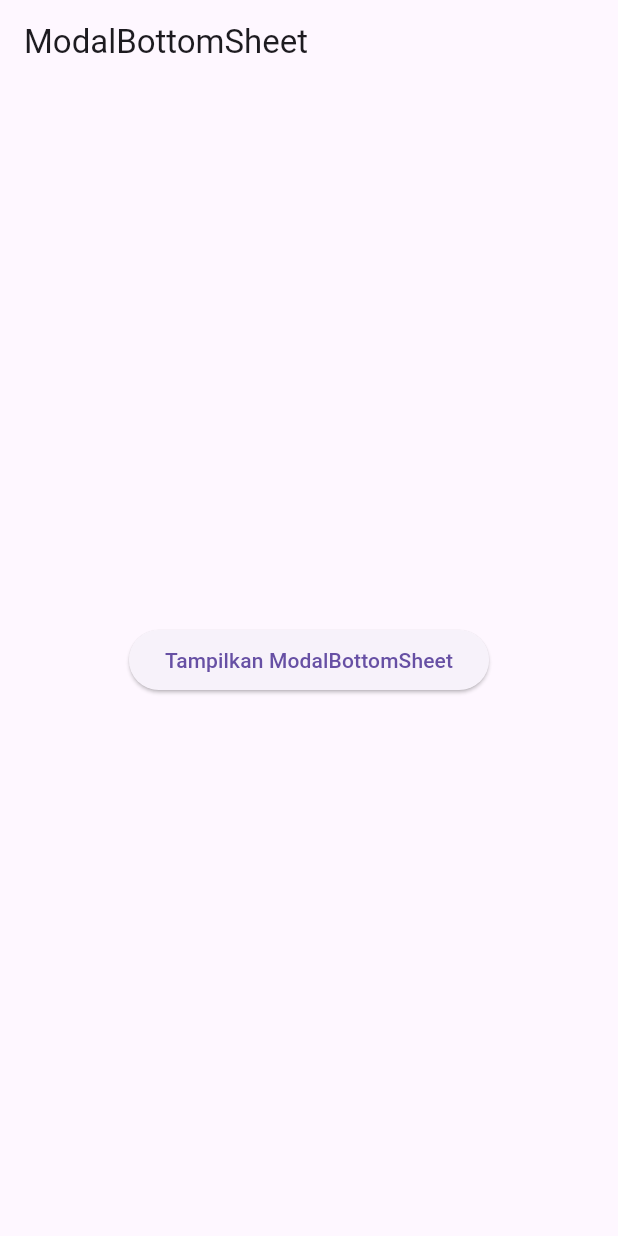
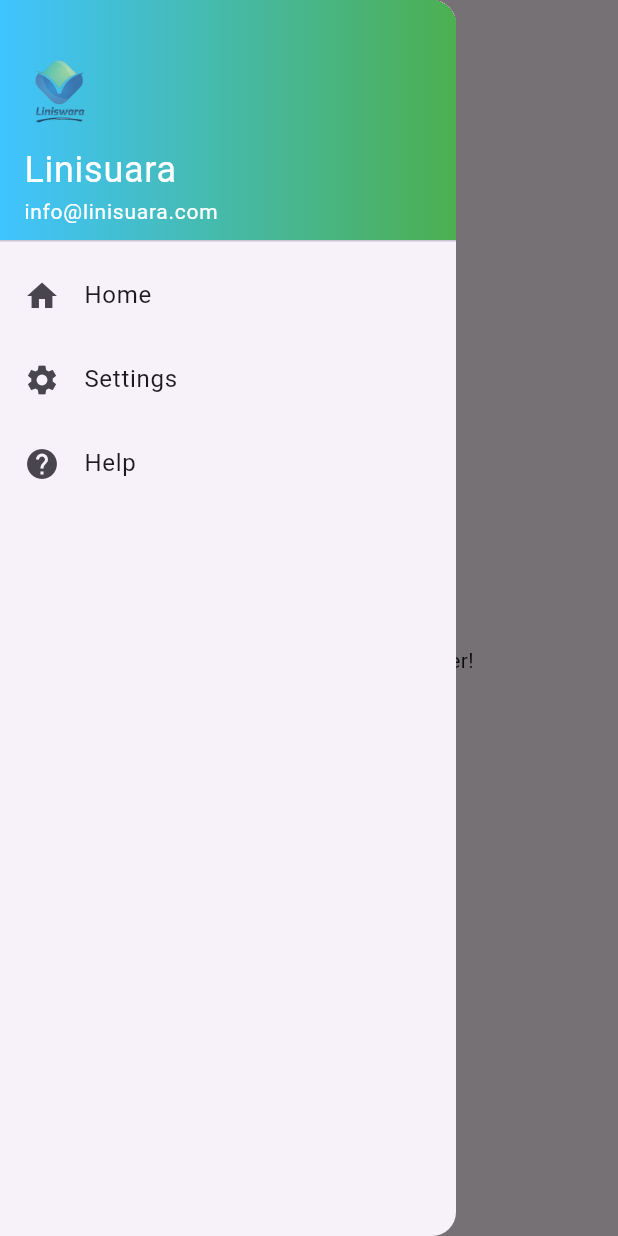
Before and after one commit to kusmadi/linisuara, a Flutter app: the screen it shows after launch, with the side drawer open (before the commit the screen has no drawer), on a phone screen of 412 x 824 dp. Run offline on Flutter 3.47's test engine with Material 3 defaults, Android fonts, the phone set to English and light mode, and no system bars.

Commit message:
linisuara

```diff
--- a/lib/main.dart
+++ b/lib/main.dart
@@ -1,6 +1,5 @@
 import 'package:flutter/material.dart';
-import 'package:linisuara/widget_interaktif_navigasi/modal_bottom_sheet_widget.dart';
-import 'package:linisuara/widget_ui_ayout/icon_widget.dart';
+import 'package:linisuara/widget_ui_ayout/drawer_header_widget.dart';
 
 void main() {
   runApp(const MyApp());
@@ -17,7 +16,7 @@ class MyApp extends StatelessWidget {
         colorScheme: ColorScheme.fromSeed(seedColor: Colors.deepPurple),
         useMaterial3: true,
       ),
-      home: const ModalBottomSheetWidget(),
+      home: const DrawerHeaderWidget(),
     );
   }
 }
--- /dev/null
+++ b/lib/widget_ui_ayout/drawer_header_widget.dart
@@ -0,0 +1,76 @@
+import 'package:flutter/material.dart';
+
+class DrawerHeaderWidget extends StatefulWidget {
+  const DrawerHeaderWidget({super.key});
+
+  @override
+  State<DrawerHeaderWidget> createState() => _DrawerHeaderWidgetState();
+}
+
+class _DrawerHeaderWidgetState extends State<DrawerHeaderWidget> {
+  @override
+  Widget build(BuildContext context) {
+    return MaterialApp(
+      home: Scaffold(
+        appBar: AppBar(title: const Text('DrawerHeader')),
+        // Menambahkan Drawer ke Scaffold
+        drawer: Drawer(
+          child: ListView(
+            padding: EdgeInsets.zero,
+            children: <Widget>[
+              // Menggunakan DrawerHeader sebagai header dari Drawer
+              DrawerHeader(
+                decoration: const BoxDecoration(
+                    gradient: LinearGradient(colors: [
+                  Colors.lightBlueAccent,
+                  Colors.green
+                ])), // Warna latar belakang header
+                child: Column(
+                  crossAxisAlignment: CrossAxisAlignment.start,
+                  mainAxisAlignment: MainAxisAlignment.end,
+                  children: [
+                    // Menambahkan ikon atau gambar di header
+                    Image.asset("assets/images/logo.png", width: 48),
+                    const SizedBox(height: 10.0), // Spasi antara ikon dan teks
+                    // Menambahkan teks di header
+                    const Text(
+                      'Linisuara', // Nama pengguna
+                      style: TextStyle(color: Colors.white, fontSize: 24.0),
+                    ),
+                    const Text(
+                      'info@linisuara.com', // Email pengguna
+                      style: TextStyle(color: Colors.white, fontSize: 14.0),
+                    ),
+                  ],
+                ),
+              ),
+              // Menambahkan item-item menu di Drawer
+              ListTile(
+                leading: const Icon(Icons.home),
+                title: const Text('Home'),
+                onTap: () {
+                  // Aksi ketika item Home diklik
+                },
+              ),
+              ListTile(
+                leading: const Icon(Icons.settings),
+                title: const Text('Settings'),
+                onTap: () {
+                  // Aksi ketika item Settings diklik
+                },
+              ),
+              ListTile(
+                leading: const Icon(Icons.help),
+                title: const Text('Help'),
+                onTap: () {
+                  // Aksi ketika item Help diklik
+                },
+              ),
+            ],
+          ),
+        ),
+        body: const Center(child: Text('Selamat datang di aplikasi Flutter!')),
+      ),
+    );
+  }
+}
```
Also changed, not shown: lib/widget_ui_ayout/form_field_widget.dart (added, +124 -0 lines), lib/widget_ui_ayout/inkwell_widget.dart (added, +60 -0 lines), lib/widget_ui_ayout/listtile_widget.dart (added, +75 -0 lines), lib/widget_ui_ayout/padding_widget.dart (added, +53 -0 lines).
